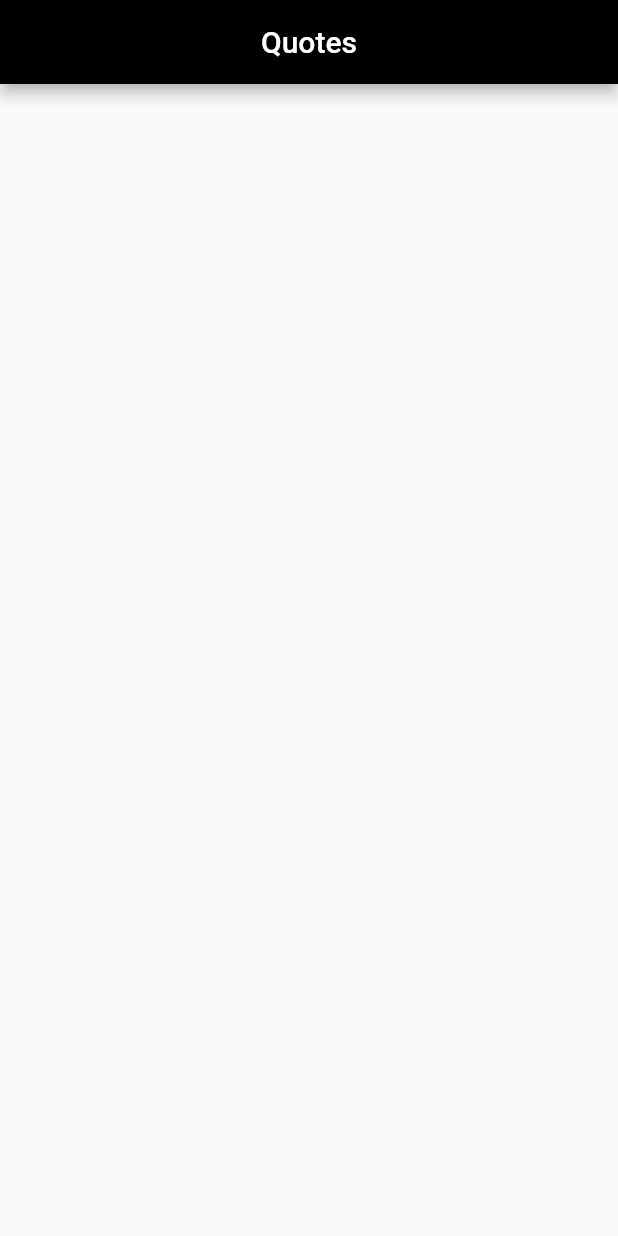
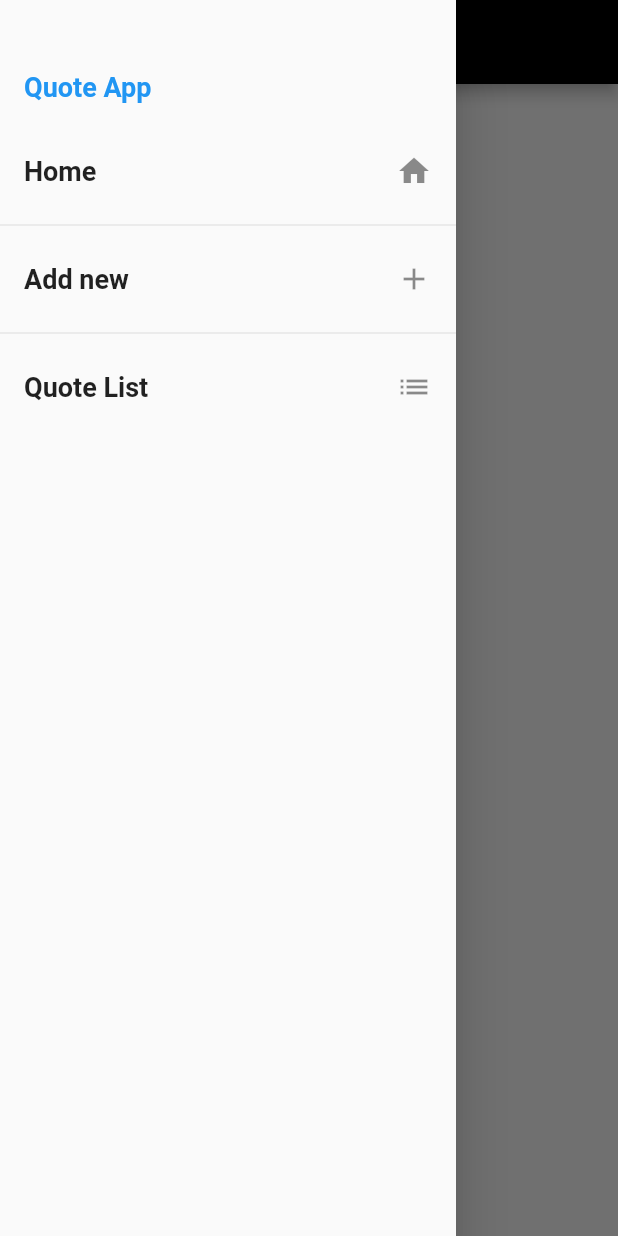
Before and after one commit to kalna-R/quotes_app, a Flutter app: the screen it shows after launch, with the side drawer open (before the commit the screen has no drawer), on a phone screen of 412 x 824 dp. Run offline on Flutter 3.47's test engine with Material 2 defaults, Android fonts, the phone set to English and light mode, and no system bars; our stand-ins replace cloud_firestore; accounts and stored records are empty.

Commit message:
Update function

```diff
--- a/lib/pages/categoryList.dart
+++ b/lib/pages/categoryList.dart
@@ -1,3 +1,5 @@
+//import 'dart:html';
+
 import 'package:cloud_firestore/cloud_firestore.dart';
 import 'package:flutter/material.dart';
 import 'quoteList.dart';
@@ -18,11 +20,47 @@ class _CategoryState extends State<Category> {
     }
 
     return Scaffold(
+      backgroundColor: Colors.grey[100],
       appBar: AppBar(
         title: Text('Quotes'),
         centerTitle: true,
         backgroundColor: Colors.black,
       ),
+
+      //Slide bar - https://www.youtube.com/watch?v=WqpV_w6lioA
+      drawer: Drawer(
+          child: ListView(
+            children: <Widget>[
+              SizedBox(height: 30,),
+              new ListTile(
+                title: new Text("Quote App",style: TextStyle(fontWeight: FontWeight.bold, fontSize: 18, color: Colors.blue),),
+              ),
+              new ListTile(
+                title: new Text("Home",style: TextStyle(fontWeight: FontWeight.bold, fontSize: 18),),
+                trailing: new Icon(Icons.home),
+              ),
+              new Divider(),
+              new ListTile(
+                  title: new Text("Add new",style: TextStyle(fontWeight: FontWeight.bold, fontSize: 18),),
+                  trailing: new Icon(Icons.add),
+                  onTap: () async {
+                    Navigator.pushNamed(context, '/add');
+                  }
+              ),
+              new Divider(),
+              new ListTile(
+                  title: new Text("Quote List",style: TextStyle(fontWeight: FontWeight.bold, fontSize: 18),),
+                  trailing: new Icon(Icons.list),
+                  onTap: () async {
+                    Navigator.pushNamed(context, '/quotelist');
+                  }
+              )
+            ],
+          )
+      ),
+
+
+
       body: Container(
         child: Column(
           mainAxisAlignment: MainAxisAlignment.start,
@@ -32,13 +70,14 @@ class _CategoryState extends State<Category> {
                 child: new StreamBuilder(
                     stream: databaseReference.collection('quotes').snapshots(),
                     builder: (context, snapshot) {
-                      if (!snapshot.hasData)
+                      if (!snapshot.hasData) {
                         return const Center(
                             child: Text(
-                          "Loading....",
-                          style: TextStyle(fontSize: 25.0, color: Colors.grey),
-                        ));
-
+                              "Loading",
+                              style: TextStyle(fontSize: 25.0, color: Colors
+                                  .grey),
+                            ));
+                      }
                       return new ListView.builder(
                         scrollDirection: Axis.vertical,
                         itemCount: snapshot.data.documents.length,
@@ -61,7 +100,8 @@ class _CategoryState extends State<Category> {
                                     Column(children: <Widget>[
                                       Container(
                                         width:
-                                            MediaQuery.of(context).size.width - 100,
+                                            MediaQuery.of(context).size.width -
+                                                100,
                                         child: Text(
                                           ds.data['category'],
                                           style: TextStyle(
@@ -69,8 +109,7 @@ class _CategoryState extends State<Category> {
                                               color: Colors.black,
                                               height: 1.3,
                                               letterSpacing: 1,
-                                              wordSpacing: 1.5
-                                          ),
+                                              wordSpacing: 1.5),
                                           overflow: TextOverflow.ellipsis,
                                           maxLines: 3,
                                         ),
@@ -91,12 +130,11 @@ class _CategoryState extends State<Category> {
   }
 
   void getData() async {
-    databaseReference
-        .collection("quotes")
-        .getDocuments()
+    databaseReference.collection("quotes").getDocuments()
         .then((QuerySnapshot snapshot) {
-      snapshot.documents.forEach((f) => setState(() {}));
+          snapshot.documents.forEach((f) => setState(() {}));
     });
+
     _status = true;
   }
 }
--- a/lib/pages/createNew.dart
+++ b/lib/pages/createNew.dart
@@ -31,9 +31,13 @@ class _CreateState extends State<Create> {
       //Snack bar
       key: _key,
 
+      backgroundColor: Colors.grey[100],
       appBar: AppBar(
         title: Text('Quotes'),
+        centerTitle: true,
+        backgroundColor: Colors.black,
       ),
+
       body: Form(
         key: _formKey,
         child: Padding(
--- a/lib/pages/splashScreen.dart
+++ b/lib/pages/splashScreen.dart
@@ -31,7 +31,7 @@ class _SplashScreenState extends State<SplashScreen> with SingleTickerProviderSt
 
     Timer(Duration(seconds: 3), (){
       //Navigator.push(context, MaterialPageRoute(builder: (context) => QuoteList()));
-      Navigator.pushReplacementNamed(context, "/quotelist");
+      Navigator.pushReplacementNamed(context, "/category");
     });
   }
 
```
Also changed, not shown: lib/main.dart (+3 -21 lines), lib/pages/quoteList.dart (+12 -5 lines), lib/pages/updateQuote.dart (added, +213 -0 lines), 1 other file.
